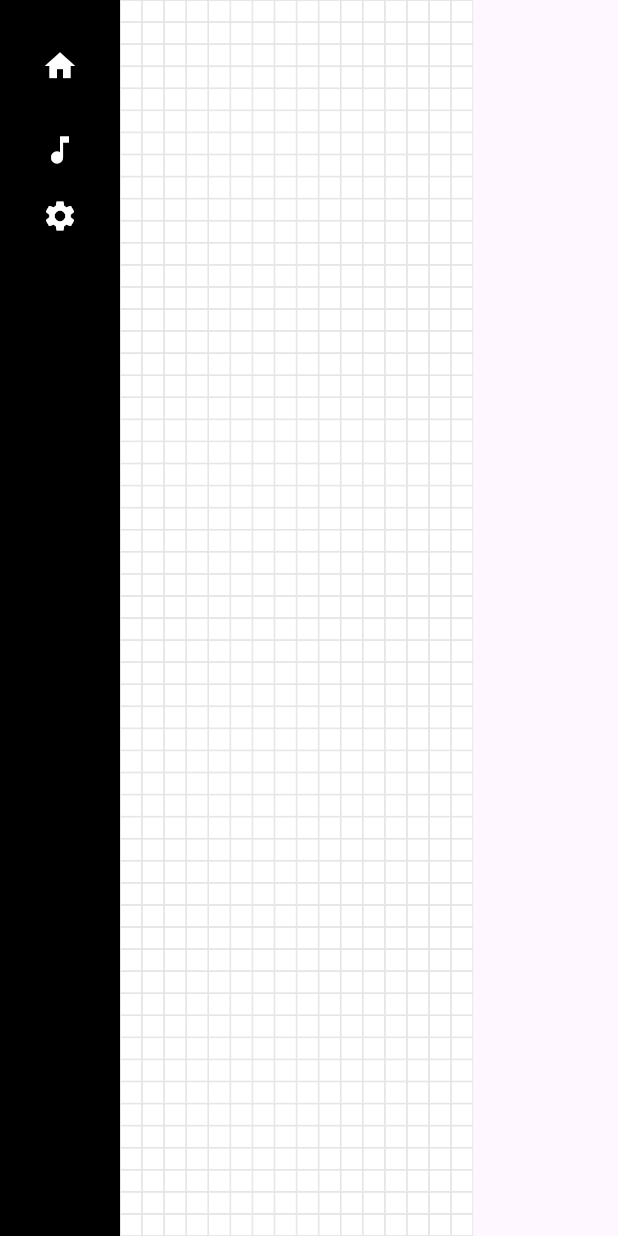
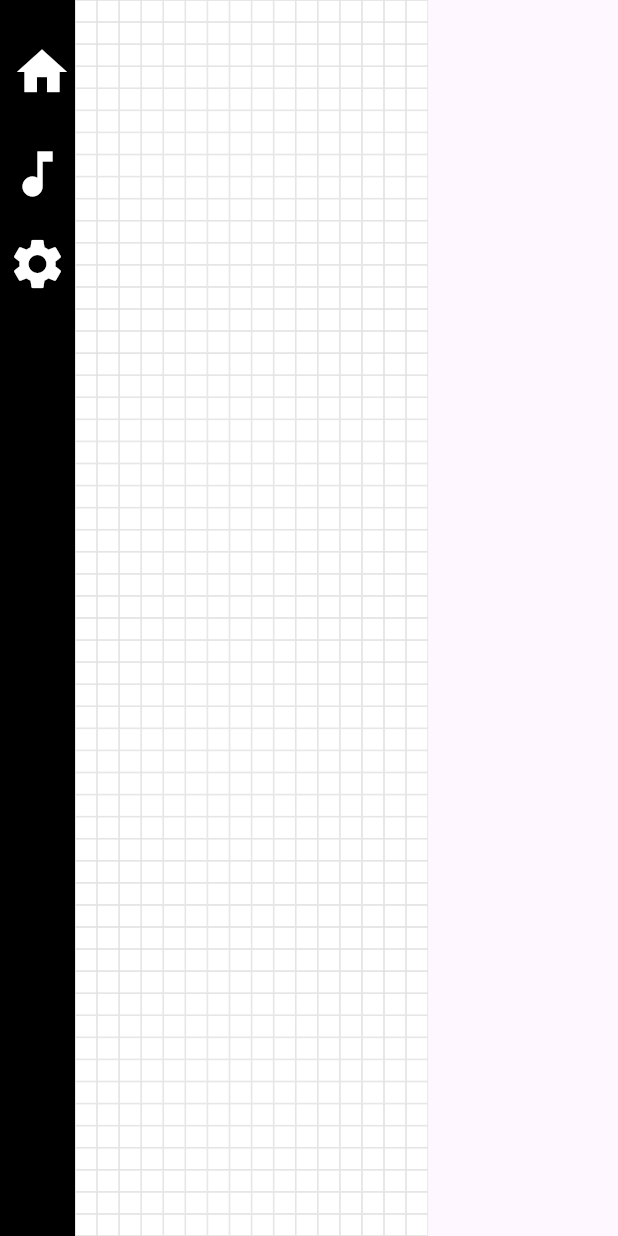
Before and after one commit to shchnad/cell_notation_app, a Flutter app: the screen it shows once a user with an empty profile is signed in, after a tap on "Create Cellnotation", on a phone screen of 412 x 824 dp. Run offline on Flutter 3.47's test engine with Material 3 defaults, Android fonts, the phone set to English and light mode, and no system bars; our stand-ins replace cloud_firestore, firebase_auth, firebase_core, google_sign_in; accounts and stored records are empty.

```diff
--- a/lib/screens/composition_screen.dart
+++ b/lib/screens/composition_screen.dart
@@ -24,7 +24,7 @@ class CompositionScreen extends StatelessWidget {
 
           // 🎛 LEFT SIDEBAR (NEW)
           Container(
-            width: 80,
+            width: 50,
             color: Colors.black,
             child: SafeArea(
               child: Column(
@@ -32,7 +32,7 @@ class CompositionScreen extends StatelessWidget {
                   const SizedBox(height: 20),
 
                   IconButton(
-                    icon: const Icon(Icons.home, color: Colors.white),
+                    icon: const Icon(Icons.home, color: Colors.white, size: 40),
                     onPressed: () {
                       Navigator.pop(context);
                     },
@@ -40,10 +40,10 @@ class CompositionScreen extends StatelessWidget {
 
                   const SizedBox(height: 20),
 
-                  const Icon(Icons.music_note, color: Colors.white),
+                  const Icon(Icons.music_note, color: Colors.white, size: 40),
                   const SizedBox(height: 20),
 
-                  const Icon(Icons.settings, color: Colors.white),
+                  const Icon(Icons.settings, color: Colors.white, size: 40),
                 ],
               ),
             ),
```
